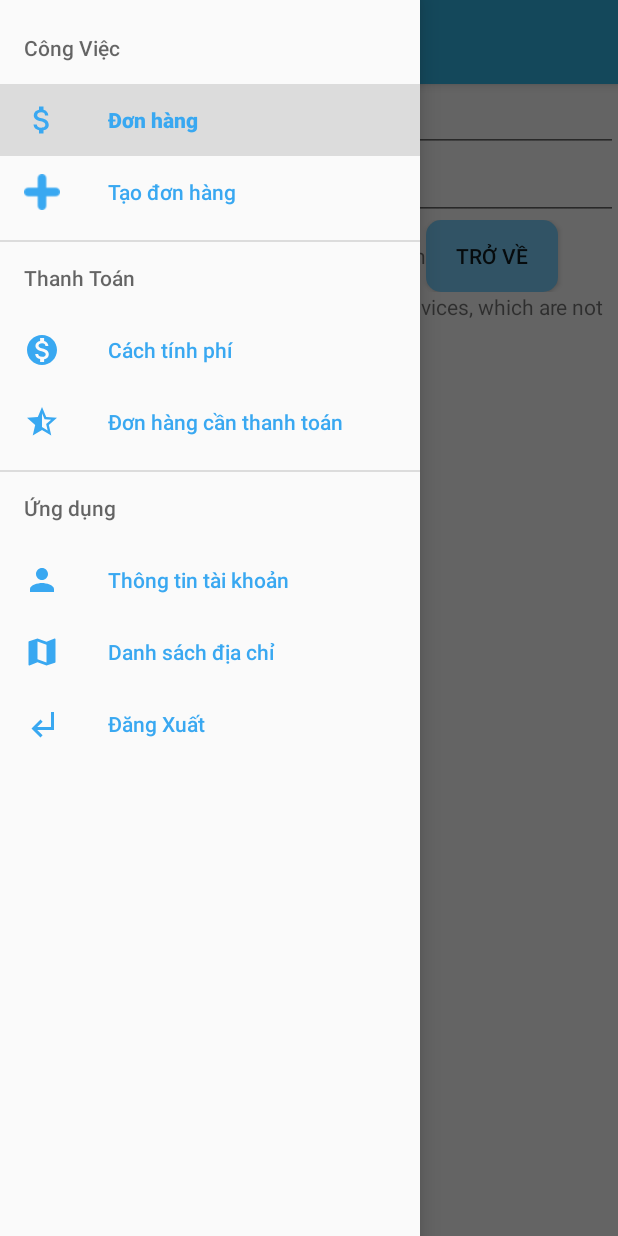
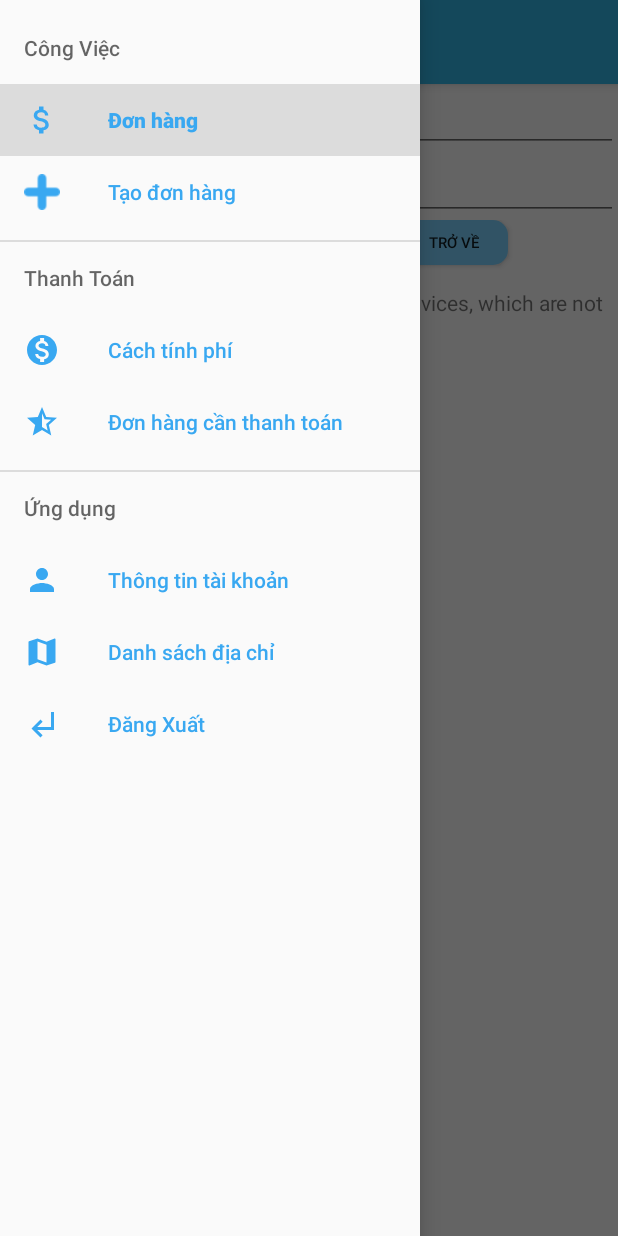
Before and after one commit to hhuypm/TurtleShipv11, an Android app: the fragment map_view placed in its activity, with the side drawer open, on a phone screen of 412 x 824 dp. Run offline under Robolectric (Android 15) with nearby library versions, the phone set to English and light mode, and no system bars; 2 statements that could not run were skipped.

Commit message:
Last update lan` t2

```diff
--- a/app/build.gradle
+++ b/app/build.gradle
@@ -16,6 +16,12 @@ android {
             proguardFiles getDefaultProguardFile('proguard-android.txt'), 'proguard-rules.pro'
         }
     }
+    lintOptions {
+        checkReleaseBuilds false
+        // Or, if you prefer, you can continue to check for errors in release builds,
+        // but continue the build even when errors are found:
+        abortOnError false
+    }
 }
 
 dependencies {
--- a/app/src/main/java/com/example/huypm/turtle_ship/Fragments/map_view.java
+++ b/app/src/main/java/com/example/huypm/turtle_ship/Fragments/map_view.java
@@ -53,7 +53,7 @@ public class map_view extends Fragment implements OnMapReadyCallback, DirectionF
     private EditText etOrigin;
     private EditText etDestination;
     private ProgressDialog progressDialog;
-
+    Fragment me = this;
     @Nullable
     @Override
     public View onCreateView(@NonNull LayoutInflater inflater, @Nullable ViewGroup container, @Nullable Bundle savedInstanceState) {
--- a/app/src/main/java/com/example/huypm/turtle_ship/Fragments/single_info.java
+++ b/app/src/main/java/com/example/huypm/turtle_ship/Fragments/single_info.java
@@ -274,7 +274,7 @@ public class single_info extends Fragment {
                 bundle.putString("spn_state_receive",dc.getPhuong());
                 bundle.putString("spn_district_receive",dc.getQuan());
                 fragment.setArguments(bundle);
-                ft.replace(R.id.content_main_shipper,fragment);
+                ft.replace(R.id.content_main,fragment);
                 ft.commit();
             }
         });
--- a/app/src/main/java/com/example/huypm/turtle_ship/MainContentShiper.java
+++ b/app/src/main/java/com/example/huypm/turtle_ship/MainContentShiper.java
@@ -17,6 +17,7 @@ import android.view.Menu;
 import android.view.MenuItem;
 import android.widget.CheckBox;
 
+import com.example.huypm.turtle_ship.Fragments.account;
 import com.example.huypm.turtle_ship.Fragments.map_view_shipper;
 import com.example.huypm.turtle_ship.Fragments.status_oder;
 import com.example.huypm.turtle_ship.Fragments.status_oder1;
@@ -103,7 +104,8 @@ public class MainContentShiper extends AppCompatActivity
 
         } else if (id == R.id.LienHe) {
 
-        } else if (id == R.id.DoiMatKhau) {
+        } else if (id == R.id.QuanLyThongTin) {
+            fragment = new account();
 
         } else if (id == R.id.Thoat) {
             AlertDialog.Builder builder = new AlertDialog.Builder(this);
--- a/app/src/main/res/layout/map_view.xml
+++ b/app/src/main/res/layout/map_view.xml
@@ -22,14 +22,15 @@
     <LinearLayout
         android:layout_width="match_parent"
         android:layout_height="wrap_content"
-        android:orientation="horizontal"
-        >
+        android:orientation="horizontal">
+
         <Button
-            android:layout_width="wrap_content"
-            android:layout_height="wrap_content"
-            android:text="Tìm đường"
+            android:id="@+id/btnFindPath"
+            android:layout_width="71dp"
+            android:layout_height="30dp"
+            android:textSize="10dp"
             android:background="@layout/border_btn"
-            android:id="@+id/btnFindPath" />
+            android:text="Tìm đường" />
         <ImageView
             android:layout_marginLeft="20dp"
             android:layout_marginTop="5dp"
@@ -57,8 +58,9 @@
             android:text="0 min"
             android:id="@+id/tvDuration" />
         <Button
-            android:layout_width="wrap_content"
-            android:layout_height="wrap_content"
+            android:layout_width="71dp"
+            android:layout_height="30dp"
+            android:textSize="10dp"
             android:id="@+id/btn_back_map"
             android:text="Trở về"
             android:background="@layout/border_btn"/>
--- a/app/src/main/res/layout/order_step_1.xml
+++ b/app/src/main/res/layout/order_step_1.xml
@@ -152,7 +152,9 @@
         </RelativeLayout>
 
 
-
+        <FrameLayout
+            android:layout_width="match_parent"
+            android:layout_height="match_parent">
             <Button
                 android:id="@+id/btn_next_step_2"
                 android:layout_width="wrap_content"
@@ -162,6 +164,8 @@
                 android:layout_marginRight="10dp"
                 android:layout_gravity="end"
                 android:text="Tiếp theo" />
+        </FrameLayout>
+
 
 
 
--- a/app/src/main/res/values/colors.xml
+++ b/app/src/main/res/values/colors.xml
@@ -5,4 +5,5 @@
     <color name="colorAccent">#33b5e5</color>
     <color name="white">#ffffff</color>
     <color name="green">#258704</color>
+
 </resources>
```
Also changed, not shown: app/src/main/java/com/example/huypm/turtle_ship/Fragments/map_view_shipper.java (+5 -4 lines), app/src/main/res/layout/address_list.xml (+0 -8 lines), app/src/main/res/layout/order_step_2.xml (+14 -4 lines). Lines whose indentation alone changed are shown as unchanged.
